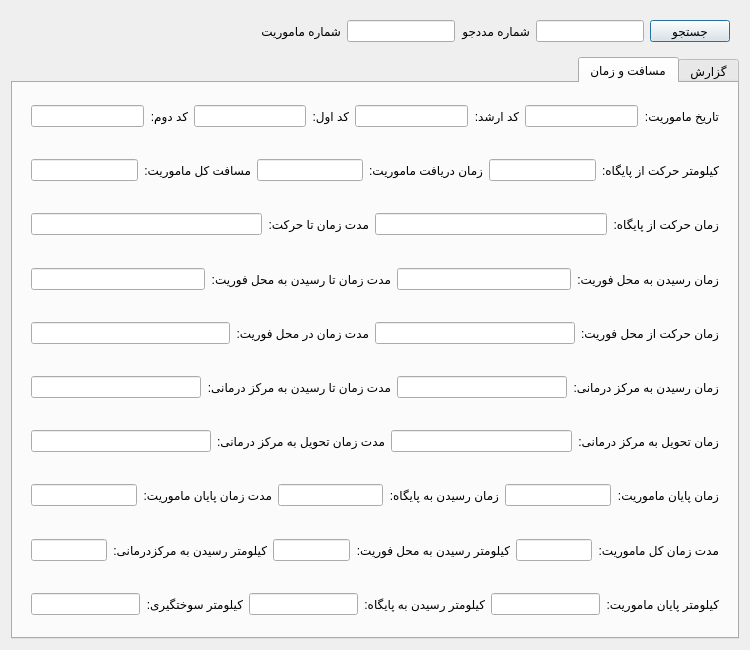
Old version of the form src/hamyar_paygah/new_ui/widgets/mission_details_tab.ui in the repository MohsenHNSJ/HamyarPaygahPy.
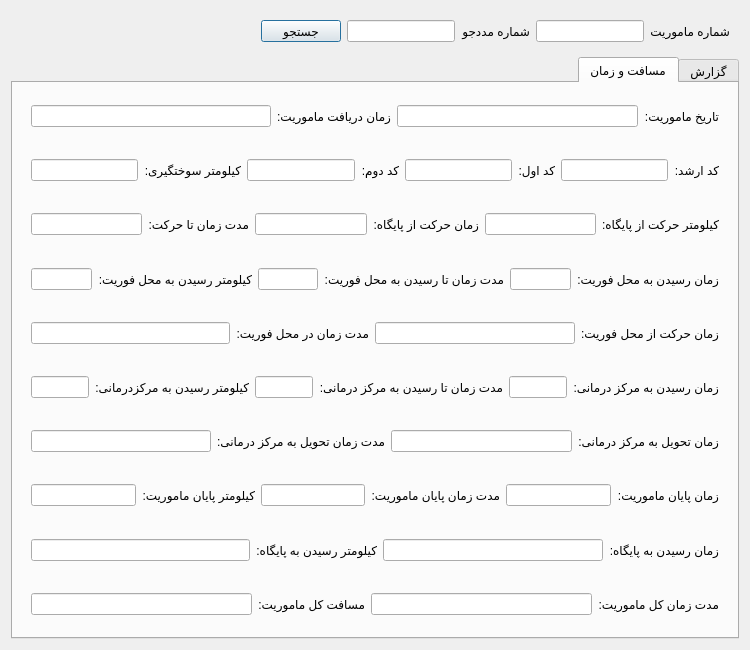
New version of the form.

What changed in the file:
```diff
--- a/src/hamyar_paygah/new_ui/widgets/mission_details_tab.ui
+++ b/src/hamyar_paygah/new_ui/widgets/mission_details_tab.ui
@@ -47,61 +47,6 @@
       </size>
      </property>
      <layout class="QHBoxLayout" name="horizontalLayout">
-      <item>
-       <widget class="QPushButton" name="search_button">
-        <property name="maximumSize">
-         <size>
-          <width>16777215</width>
-          <height>22</height>
-         </size>
-        </property>
-        <property name="text">
-         <string>جستجو</string>
-        </property>
-        <property name="default">
-         <bool>true</bool>
-        </property>
-       </widget>
-      </item>
-      <item>
-       <widget class="QLineEdit" name="patient_id_line_edit">
-        <property name="maximumSize">
-         <size>
-          <width>16777215</width>
-          <height>22</height>
-         </size>
-        </property>
-        <property name="alignment">
-         <set>Qt::AlignmentFlag::AlignCenter</set>
-        </property>
-       </widget>
-      </item>
-      <item>
-       <widget class="QLabel" name="patient_id_label">
-        <property name="maximumSize">
-         <size>
-          <width>16777215</width>
-          <height>22</height>
-         </size>
-        </property>
-        <property name="text">
-         <string>شماره مددجو</string>
-        </property>
-       </widget>
-      </item>
-      <item>
-       <widget class="QLineEdit" name="mission_id_line_edit">
-        <property name="maximumSize">
-         <size>
-          <width>16777215</width>
-          <height>22</height>
-         </size>
-        </property>
-        <property name="alignment">
-         <set>Qt::AlignmentFlag::AlignCenter</set>
-        </property>
-       </widget>
-      </item>
       <item>
        <widget class="QLabel" name="mission_id_label">
         <property name="maximumSize">
@@ -115,6 +60,67 @@
         </property>
        </widget>
       </item>
+      <item>
+       <widget class="QLineEdit" name="mission_id_line_edit">
+        <property name="maximumSize">
+         <size>
+          <width>16777215</width>
+          <height>22</height>
+         </size>
+        </property>
+        <property name="alignment">
+         <set>Qt::AlignmentFlag::AlignCenter</set>
+        </property>
+        <property name="clearButtonEnabled">
+         <bool>true</bool>
+        </property>
+       </widget>
+      </item>
+      <item>
+       <widget class="QLabel" name="patient_id_label">
+        <property name="maximumSize">
+         <size>
+          <width>16777215</width>
+          <height>22</height>
+         </size>
+        </property>
+        <property name="text">
+         <string>شماره مددجو</string>
+        </property>
+       </widget>
+      </item>
+      <item>
+       <widget class="QLineEdit" name="patient_id_line_edit">
+        <property name="maximumSize">
+         <size>
+          <width>16777215</width>
+          <height>22</height>
+         </size>
+        </property>
+        <property name="alignment">
+         <set>Qt::AlignmentFlag::AlignCenter</set>
+        </property>
+        <property name="clearButtonEnabled">
+         <bool>true</bool>
+        </property>
+       </widget>
+      </item>
+      <item>
+       <widget class="QPushButton" name="search_button">
+        <property name="maximumSize">
+         <size>
+          <width>16777215</width>
+          <height>22</height>
+         </size>
+        </property>
+        <property name="text">
+         <string>جستجو</string>
+        </property>
+        <property name="default">
+         <bool>true</bool>
+        </property>
+       </widget>
+      </item>
      </layout>
     </widget>
    </item>
@@ -533,14 +539,14 @@
       </attribute>
       <layout class="QVBoxLayout" name="verticalLayout_4">
        <item>
-        <widget class="QWidget" name="times_section_1" native="true">
+        <widget class="QWidget" name="times_section_91" native="true">
          <property name="maximumSize">
           <size>
            <width>16777215</width>
            <height>50</height>
           </size>
          </property>
-         <layout class="QHBoxLayout" name="horizontalLayout_7">
+         <layout class="QHBoxLayout" name="horizontalLayout_16">
           <item>
            <widget class="QLabel" name="mission_date_label">
             <property name="text">
@@ -562,6 +568,38 @@
            </widget>
           </item>
           <item>
+           <widget class="QLabel" name="mission_received_label">
+            <property name="text">
+             <string>زمان دریافت ماموریت:</string>
+            </property>
+            <property name="textFormat">
+             <enum>Qt::TextFormat::PlainText</enum>
+            </property>
+           </widget>
+          </item>
+          <item>
+           <widget class="QLineEdit" name="mission_received_field">
+            <property name="alignment">
+             <set>Qt::AlignmentFlag::AlignCenter</set>
+            </property>
+            <property name="readOnly">
+             <bool>true</bool>
+            </property>
+           </widget>
+          </item>
+         </layout>
+        </widget>
+       </item>
+       <item>
+        <widget class="QWidget" name="times_section_1" native="true">
+         <property name="maximumSize">
+          <size>
+           <width>16777215</width>
+           <height>50</height>
+          </size>
+         </property>
+         <layout class="QHBoxLayout" name="horizontalLayout_7">
+          <item>
            <widget class="QLabel" name="senior_staff_label">
             <property name="text">
              <string>کد ارشد:</string>
@@ -621,6 +659,23 @@
             </property>
            </widget>
           </item>
+          <item>
+           <widget class="QLabel" name="refuel_odo_label">
+            <property name="text">
+             <string>کیلومتر سوختگیری:</string>
+            </property>
+           </widget>
+          </item>
+          <item>
+           <widget class="QLineEdit" name="refuel_odo_field">
+            <property name="alignment">
+             <set>Qt::AlignmentFlag::AlignCenter</set>
+            </property>
+            <property name="readOnly">
+             <bool>true</bool>
+            </property>
+           </widget>
+          </item>
          </layout>
         </widget>
        </item>
@@ -654,58 +709,6 @@
            </widget>
           </item>
           <item>
-           <widget class="QLabel" name="mission_received_label">
-            <property name="text">
-             <string>زمان دریافت ماموریت:</string>
-            </property>
-            <property name="textFormat">
-             <enum>Qt::TextFormat::PlainText</enum>
-            </property>
-           </widget>
-          </item>
-          <item>
-           <widget class="QLineEdit" name="mission_received_field">
-            <property name="alignment">
-             <set>Qt::AlignmentFlag::AlignCenter</set>
-            </property>
-            <property name="readOnly">
-             <bool>true</bool>
-            </property>
-           </widget>
-          </item>
-          <item>
-           <widget class="QLabel" name="overall_mission_distance_label">
-            <property name="text">
-             <string>مسافت کل ماموریت:</string>
-            </property>
-            <property name="textFormat">
-             <enum>Qt::TextFormat::PlainText</enum>
-            </property>
-           </widget>
-          </item>
-          <item>
-           <widget class="QLineEdit" name="overall_mission_distance_field">
-            <property name="alignment">
-             <set>Qt::AlignmentFlag::AlignCenter</set>
-            </property>
-            <property name="readOnly">
-             <bool>true</bool>
-            </property>
-           </widget>
-          </item>
-         </layout>
-        </widget>
-       </item>
-       <item>
-        <widget class="QWidget" name="times_section_3" native="true">
-         <property name="maximumSize">
-          <size>
-           <width>16777215</width>
-           <height>50</height>
-          </size>
-         </property>
-         <layout class="QHBoxLayout" name="horizontalLayout_9">
-          <item>
            <widget class="QLabel" name="depart_from_station_time_label">
             <property name="text">
              <string>زمان حرکت از پایگاه:</string>
@@ -749,14 +752,14 @@
         </widget>
        </item>
        <item>
-        <widget class="QWidget" name="times_section_4" native="true">
+        <widget class="QWidget" name="times_section_3" native="true">
          <property name="maximumSize">
           <size>
            <width>16777215</width>
            <height>50</height>
           </size>
          </property>
-         <layout class="QHBoxLayout" name="horizontalLayout_10">
+         <layout class="QHBoxLayout" name="horizontalLayout_9">
           <item>
            <widget class="QLabel" name="arrive_at_emergency_time_label">
             <property name="text">
@@ -797,18 +800,38 @@
             </property>
            </widget>
           </item>
+          <item>
+           <widget class="QLabel" name="arrive_at_emergency_odo_label">
+            <property name="text">
+             <string>کیلومتر رسیدن به محل فوریت:</string>
+            </property>
+            <property name="textFormat">
+             <enum>Qt::TextFormat::PlainText</enum>
+            </property>
+           </widget>
+          </item>
+          <item>
+           <widget class="QLineEdit" name="arrive_at_emergency_odo_field">
+            <property name="alignment">
+             <set>Qt::AlignmentFlag::AlignCenter</set>
+            </property>
+            <property name="readOnly">
+             <bool>true</bool>
+            </property>
+           </widget>
+          </item>
          </layout>
         </widget>
        </item>
        <item>
-        <widget class="QWidget" name="times_section_5" native="true">
+        <widget class="QWidget" name="times_section_4" native="true">
          <property name="maximumSize">
           <size>
            <width>16777215</width>
            <height>50</height>
           </size>
          </property>
-         <layout class="QHBoxLayout" name="horizontalLayout_11">
+         <layout class="QHBoxLayout" name="horizontalLayout_10">
           <item>
            <widget class="QLabel" name="depart_from_emergency_time_label">
             <property name="text">
@@ -853,14 +876,14 @@
         </widget>
        </item>
        <item>
-        <widget class="QWidget" name="times_section_6" native="true">
+        <widget class="QWidget" name="times_section_5" native="true">
          <property name="maximumSize">
           <size>
            <width>16777215</width>
            <height>50</height>
           </size>
          </property>
-         <layout class="QHBoxLayout" name="horizontalLayout_12">
+         <layout class="QHBoxLayout" name="horizontalLayout_11">
           <item>
            <widget class="QLabel" name="arrive_at_hospital_time_label">
             <property name="text">
@@ -901,18 +924,38 @@
             </property>
            </widget>
           </item>
+          <item>
+           <widget class="QLabel" name="arrive_at_hospital_odo_label">
+            <property name="text">
+             <string>کیلومتر رسیدن به مرکزدرمانی:</string>
+            </property>
+            <property name="textFormat">
+             <enum>Qt::TextFormat::PlainText</enum>
+            </property>
+           </widget>
+          </item>
+          <item>
+           <widget class="QLineEdit" name="arrive_at_hospital_odo_field">
+            <property name="alignment">
+             <set>Qt::AlignmentFlag::AlignCenter</set>
+            </property>
+            <property name="readOnly">
+             <bool>true</bool>
+            </property>
+           </widget>
+          </item>
          </layout>
         </widget>
        </item>
        <item>
-        <widget class="QWidget" name="times_section_7" native="true">
+        <widget class="QWidget" name="times_section_6" native="true">
          <property name="maximumSize">
           <size>
            <width>16777215</width>
            <height>50</height>
           </size>
          </property>
-         <layout class="QHBoxLayout" name="horizontalLayout_13">
+         <layout class="QHBoxLayout" name="horizontalLayout_12">
           <item>
            <widget class="QLabel" name="deliver_to_hospital_time_label">
             <property name="text">
@@ -954,14 +997,14 @@
         </widget>
        </item>
        <item>
-        <widget class="QWidget" name="times_section_8" native="true">
+        <widget class="QWidget" name="times_section_7" native="true">
          <property name="maximumSize">
           <size>
            <width>16777215</width>
            <height>50</height>
           </size>
          </property>
-         <layout class="QHBoxLayout" name="horizontalLayout_14">
+         <layout class="QHBoxLayout" name="horizontalLayout_13">
           <item>
            <widget class="QLabel" name="mission_complete_time_label">
             <property name="text">
@@ -982,26 +1025,6 @@
             </property>
            </widget>
           </item>
-          <item>
-           <widget class="QLabel" name="arrive_at_station_time_label">
-            <property name="text">
-             <string>زمان رسیدن به پایگاه:</string>
-            </property>
-            <property name="textFormat">
-             <enum>Qt::TextFormat::PlainText</enum>
-            </property>
-           </widget>
-          </item>
-          <item>
-           <widget class="QLineEdit" name="arrive_at_station_time_field">
-            <property name="alignment">
-             <set>Qt::AlignmentFlag::AlignCenter</set>
-            </property>
-            <property name="readOnly">
-             <bool>true</bool>
-            </property>
-           </widget>
-          </item>
           <item>
            <widget class="QLabel" name="time_to_complete_label">
             <property name="text">
@@ -1022,90 +1045,6 @@
             </property>
            </widget>
           </item>
-         </layout>
-        </widget>
-       </item>
-       <item>
-        <widget class="QWidget" name="times_section_9" native="true">
-         <property name="maximumSize">
-          <size>
-           <width>16777215</width>
-           <height>50</height>
-          </size>
-         </property>
-         <layout class="QHBoxLayout" name="horizontalLayout_15">
-          <item>
-           <widget class="QLabel" name="overall_mission_time_label">
-            <property name="text">
-             <string>مدت زمان کل ماموریت:</string>
-            </property>
-            <property name="textFormat">
-             <enum>Qt::TextFormat::PlainText</enum>
-            </property>
-           </widget>
-          </item>
-          <item>
-           <widget class="QLineEdit" name="overall_mission_time_field">
-            <property name="alignment">
-             <set>Qt::AlignmentFlag::AlignCenter</set>
-            </property>
-            <property name="readOnly">
-             <bool>true</bool>
-            </property>
-           </widget>
-          </item>
-          <item>
-           <widget class="QLabel" name="arrive_at_emergency_odo_label">
-            <property name="text">
-             <string>کیلومتر رسیدن به محل فوریت:</string>
-            </property>
-            <property name="textFormat">
-             <enum>Qt::TextFormat::PlainText</enum>
-            </property>
-           </widget>
-          </item>
-          <item>
-           <widget class="QLineEdit" name="arrive_at_emergency_odo_field">
-            <property name="alignment">
-             <set>Qt::AlignmentFlag::AlignCenter</set>
-            </property>
-            <property name="readOnly">
-             <bool>true</bool>
-            </property>
-           </widget>
-          </item>
-          <item>
-           <widget class="QLabel" name="arrive_at_hospital_odo_label">
-            <property name="text">
-             <string>کیلومتر رسیدن به مرکزدرمانی:</string>
-            </property>
-            <property name="textFormat">
-             <enum>Qt::TextFormat::PlainText</enum>
-            </property>
-           </widget>
-          </item>
-          <item>
-           <widget class="QLineEdit" name="arrive_at_hospital_odo_field">
-            <property name="alignment">
-             <set>Qt::AlignmentFlag::AlignCenter</set>
-            </property>
-            <property name="readOnly">
-             <bool>true</bool>
-            </property>
-           </widget>
-          </item>
-         </layout>
-        </widget>
-       </item>
-       <item>
-        <widget class="QWidget" name="times_section_91" native="true">
-         <property name="maximumSize">
-          <size>
-           <width>16777215</width>
-           <height>50</height>
-          </size>
-         </property>
-         <layout class="QHBoxLayout" name="horizontalLayout_16">
           <item>
            <widget class="QLabel" name="mission_complete_odo_label">
             <property name="text">
@@ -1126,6 +1065,38 @@
             </property>
            </widget>
           </item>
+         </layout>
+        </widget>
+       </item>
+       <item>
+        <widget class="QWidget" name="times_section_8" native="true">
+         <property name="maximumSize">
+          <size>
+           <width>16777215</width>
+           <height>50</height>
+          </size>
+         </property>
+         <layout class="QHBoxLayout" name="horizontalLayout_14">
+          <item>
+           <widget class="QLabel" name="arrive_at_station_time_label">
+            <property name="text">
+             <string>زمان رسیدن به پایگاه:</string>
+            </property>
+            <property name="textFormat">
+             <enum>Qt::TextFormat::PlainText</enum>
+            </property>
+           </widget>
+          </item>
+          <item>
+           <widget class="QLineEdit" name="arrive_at_station_time_field">
+            <property name="alignment">
+             <set>Qt::AlignmentFlag::AlignCenter</set>
+            </property>
+            <property name="readOnly">
+             <bool>true</bool>
+            </property>
+           </widget>
+          </item>
           <item>
            <widget class="QLabel" name="arrive_at_station_odo_label">
             <property name="text">
@@ -1146,15 +1117,50 @@
             </property>
            </widget>
           </item>
+         </layout>
+        </widget>
+       </item>
+       <item>
+        <widget class="QWidget" name="times_section_9" native="true">
+         <property name="maximumSize">
+          <size>
+           <width>16777215</width>
+           <height>50</height>
+          </size>
+         </property>
+         <layout class="QHBoxLayout" name="horizontalLayout_15">
           <item>
-           <widget class="QLabel" name="refuel_odo_label">
+           <widget class="QLabel" name="overall_mission_time_label">
             <property name="text">
-             <string>کیلومتر سوختگیری:</string>
+             <string>مدت زمان کل ماموریت:</string>
             </property>
+            <property name="textFormat">
+             <enum>Qt::TextFormat::PlainText</enum>
+            </property>
            </widget>
           </item>
           <item>
-           <widget class="QLineEdit" name="refuel_odo_field">
+           <widget class="QLineEdit" name="overall_mission_time_field">
+            <property name="alignment">
+             <set>Qt::AlignmentFlag::AlignCenter</set>
+            </property>
+            <property name="readOnly">
+             <bool>true</bool>
+            </property>
+           </widget>
+          </item>
+          <item>
+           <widget class="QLabel" name="overall_mission_distance_label">
+            <property name="text">
+             <string>مسافت کل ماموریت:</string>
+            </property>
+            <property name="textFormat">
+             <enum>Qt::TextFormat::PlainText</enum>
+            </property>
+           </widget>
+          </item>
+          <item>
+           <widget class="QLineEdit" name="overall_mission_distance_field">
             <property name="alignment">
              <set>Qt::AlignmentFlag::AlignCenter</set>
             </property>
```
